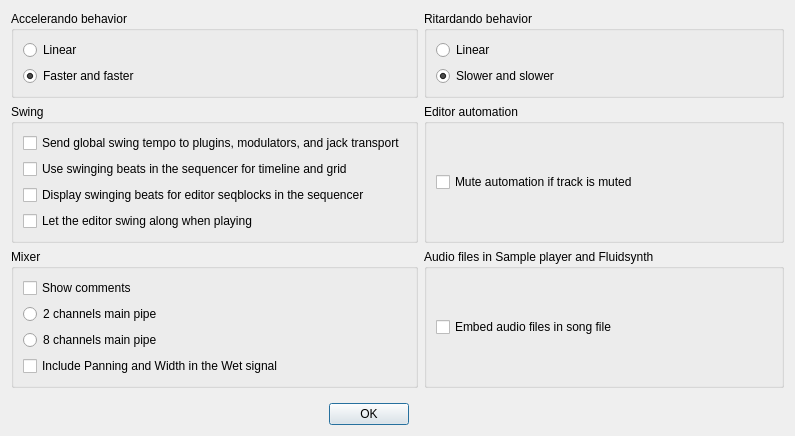
Above: Qt/qt4_song_properties.ui from kmatheussen/radium before the change. Below: the same form after it.
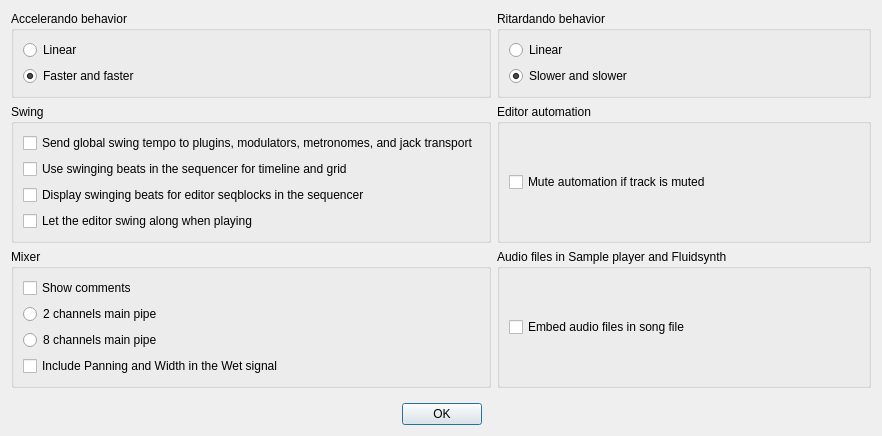
That is the form after the change.

Commit message: Song propertes: ...And include metronomes as well

Diff of the .ui file:
```diff
--- a/Qt/qt4_song_properties.ui
+++ b/Qt/qt4_song_properties.ui
@@ -6,7 +6,7 @@
    <rect>
     <x>0</x>
     <y>0</y>
-    <width>795</width>
+    <width>882</width>
     <height>436</height>
    </rect>
   </property>
@@ -76,7 +76,7 @@
       <item row="0" column="0">
        <widget class="QCheckBox" name="send_swing_to_plugins">
         <property name="text">
-         <string>Send global swing tempo to plugins, modulators, and jack transport</string>
+         <string>Send global swing tempo to plugins, modulators, metronomes, and jack transport</string>
         </property>
        </widget>
       </item>
```
